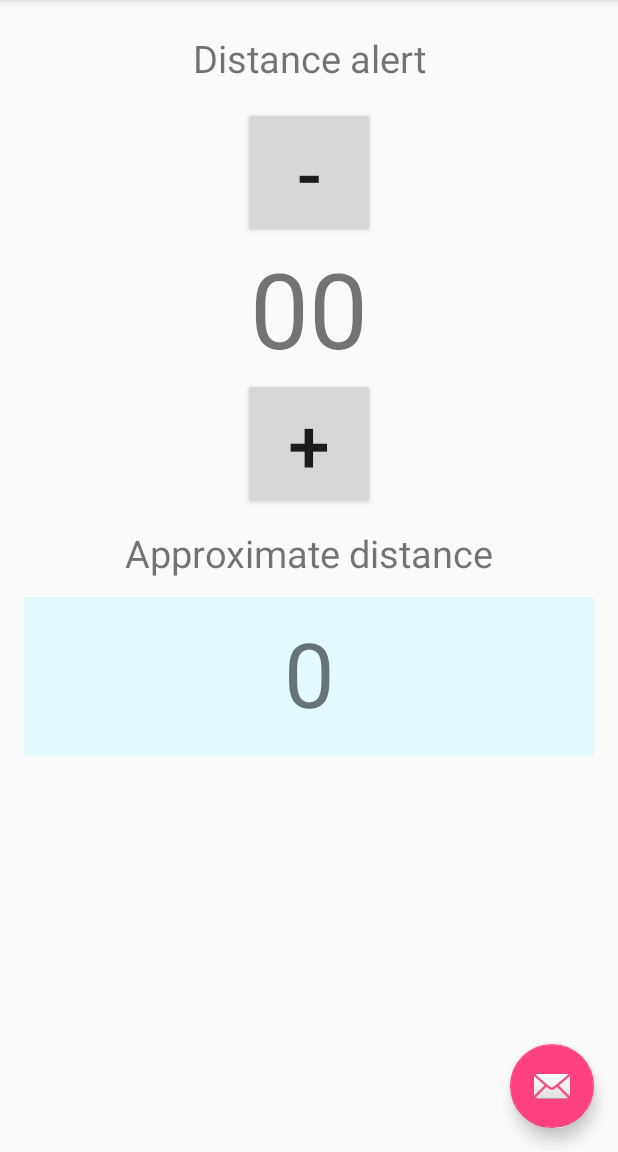
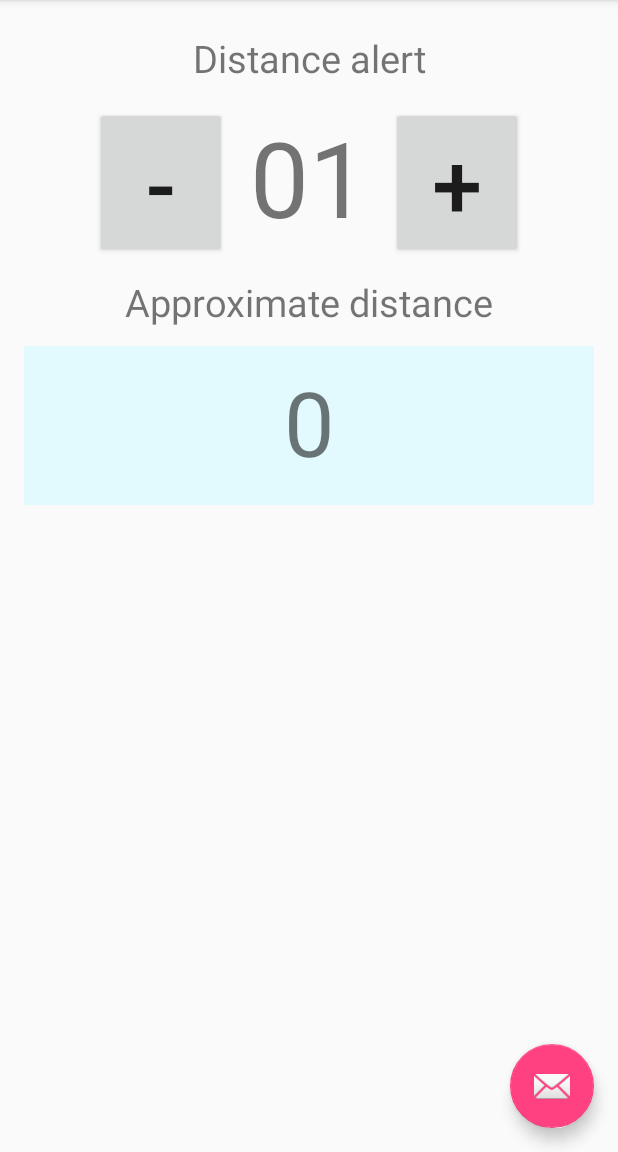
Before and after one commit to fernandorosero/KidLocaliza, an Android app: the screen it shows after launch (MainActivity), on a phone screen of 412 x 824 dp, the part 84-1236 px from its top. Run offline under Robolectric (Android 15) with nearby library versions, the phone set to English and light mode, and no system bars.

Commit message:
Commit Lenovo

```diff
--- a/app/src/main/java/com/thelastmonkey/kidlocaliza/util/KidLocalizaConstantes.java
+++ b/app/src/main/java/com/thelastmonkey/kidlocaliza/util/KidLocalizaConstantes.java
@@ -6,7 +6,7 @@ package com.thelastmonkey.kidlocaliza.util;
 public class KidLocalizaConstantes {
     public static final int RESTA_SUMA_UNO = 1;
 
-    public static final int DISTANCIA_MINIMA = 0;
+    public static final int DISTANCIA_MINIMA = 1;
     public static final int DISTANCIA_MAXIMA = 70;
 
     public static final int ID_AVISO = 0;
--- a/app/src/main/res/layout/content_main.xml
+++ b/app/src/main/res/layout/content_main.xml
@@ -14,10 +14,6 @@
     tools:showIn="@layout/app_bar_main"
     tools:context="com.thelastmonkey.kidlocaliza.MainActivity">
 
-    <LinearLayout
-        android:orientation="vertical"
-        android:layout_width="match_parent"
-        android:layout_height="wrap_content">
     <TextView
         android:id="@+id/textViewTitulo"
         android:text="@string/titulo"
@@ -27,25 +23,35 @@
         android:layout_marginBottom="15dp"
         android:layout_width="match_parent"
         android:layout_height="wrap_content" />
+
+    <LinearLayout
+        android:orientation="horizontal"
+        android:gravity="center"
+        android:layout_width="match_parent"
+        android:layout_height="wrap_content">
+
         <Button
             android:id="@+id/btnMenos"
             android:text="@string/menos"
-            android:layout_gravity="center"
-            android:textSize="50dp"
+            android:layout_gravity="left"
+            android:layout_marginRight="15dp"
+            android:textSize="60dp"
             android:layout_width="wrap_content"
-            android:layout_height="match_parent" />
+            android:layout_height="wrap_content" />
         <TextView
             android:id="@+id/textViewDistancia"
-            android:text="00"
+            android:text="01"
             android:textSize="70dp"
+            android:layout_gravity="center"
             android:textAlignment="center"
-            android:layout_width="match_parent"
+            android:layout_width="wrap_content"
             android:layout_height="match_parent" />
         <Button
             android:id="@+id/btnMas"
             android:text="@string/mas"
-            android:layout_gravity="center"
-            android:textSize="50dp"
+            android:layout_gravity="right"
+            android:layout_marginLeft="15dp"
+            android:textSize="60dp"
             android:layout_width="wrap_content"
             android:layout_height="match_parent" />
     </LinearLayout>
```
Also changed, not shown: app/src/main/java/com/thelastmonkey/kidlocaliza/MainActivity.java (+33 -2 lines). Lines whose indentation alone changed are shown as unchanged.
